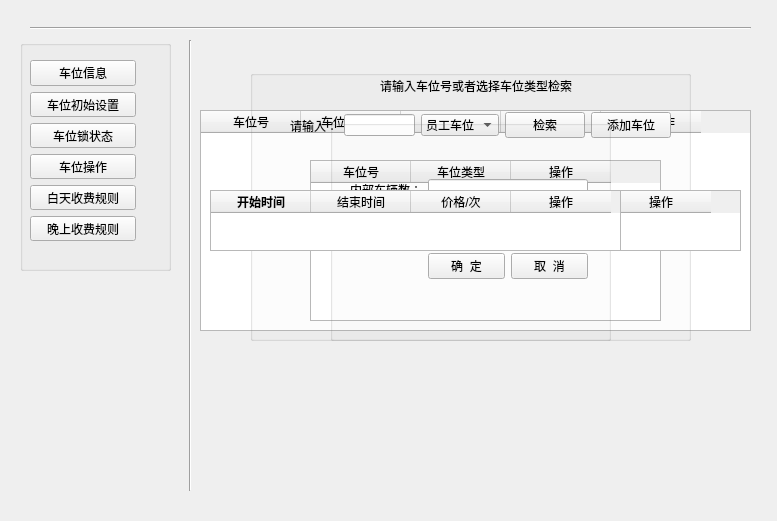
This is Python_tensorflow_LicensePlate/front/seatManage.ui in handsomeyaqiang/plate_number_of_company_parking_lot as Qt 5 draws it before an edit. The edited form follows.
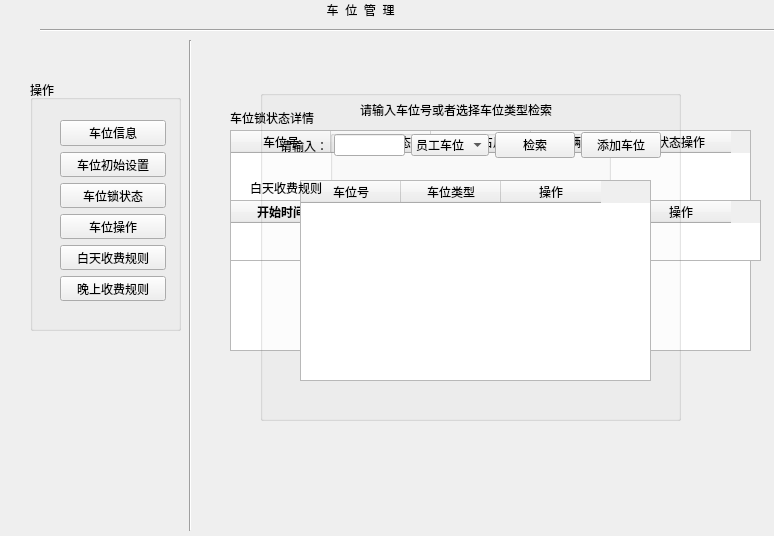
This is the edited form.

Commit message: 修改了车位管理的布局，设置了新的背景，美化了按钮，车位收费和车位锁状态 添加了引导的标签，设置了新的图标

The edit to the form file:
```diff
--- a/Python_tensorflow_LicensePlate/front/seatManage.ui
+++ b/Python_tensorflow_LicensePlate/front/seatManage.ui
@@ -6,8 +6,8 @@
    <rect>
     <x>0</x>
     <y>0</y>
-    <width>777</width>
-    <height>521</height>
+    <width>774</width>
+    <height>536</height>
    </rect>
   </property>
   <property name="windowTitle">
@@ -16,10 +16,10 @@
   <widget class="Line" name="line">
    <property name="geometry">
     <rect>
-     <x>30</x>
+     <x>40</x>
      <y>20</y>
-     <width>721</width>
-     <height>16</height>
+     <width>751</width>
+     <height>20</height>
     </rect>
    </property>
    <property name="orientation">
@@ -32,7 +32,7 @@
      <x>180</x>
      <y>40</y>
      <width>20</width>
-     <height>451</height>
+     <height>491</height>
     </rect>
    </property>
    <property name="orientation">
@@ -42,20 +42,20 @@
   <widget class="QGroupBox" name="groupBox">
    <property name="geometry">
     <rect>
-     <x>20</x>
-     <y>40</y>
+     <x>30</x>
+     <y>80</y>
      <width>151</width>
-     <height>231</height>
+     <height>251</height>
     </rect>
    </property>
    <property name="title">
-    <string/>
+    <string>操作</string>
    </property>
    <widget class="QWidget" name="verticalLayoutWidget">
     <property name="geometry">
      <rect>
-      <x>10</x>
-      <y>20</y>
+      <x>30</x>
+      <y>40</y>
       <width>106</width>
       <height>181</height>
      </rect>
@@ -110,9 +110,9 @@
    <property name="geometry">
     <rect>
      <x>190</x>
-     <y>30</y>
-     <width>561</width>
-     <height>481</height>
+     <y>60</y>
+     <width>601</width>
+     <height>351</height>
     </rect>
    </property>
    <property name="text">
@@ -122,9 +122,9 @@
   <widget class="QTableWidget" name="tableWidget_3">
    <property name="geometry">
     <rect>
-     <x>200</x>
-     <y>110</y>
-     <width>551</width>
+     <x>230</x>
+     <y>130</y>
+     <width>521</width>
      <height>221</height>
     </rect>
    </property>
@@ -157,8 +157,8 @@
   <widget class="QTableWidget" name="tableWidget_2">
    <property name="geometry">
     <rect>
-     <x>320</x>
-     <y>170</y>
+     <x>340</x>
+     <y>190</y>
      <width>301</width>
      <height>91</height>
     </rect>
@@ -189,112 +189,11 @@
     </property>
    </item>
   </widget>
-  <widget class="QGroupBox" name="groupBox_2">
-   <property name="geometry">
-    <rect>
-     <x>250</x>
-     <y>70</y>
-     <width>441</width>
-     <height>271</height>
-    </rect>
-   </property>
-   <property name="title">
-    <string/>
-   </property>
-   <widget class="QTableWidget" name="tableWidget_4">
-    <property name="geometry">
-     <rect>
-      <x>60</x>
-      <y>90</y>
-      <width>351</width>
-      <height>161</height>
-     </rect>
-    </property>
-    <column>
-     <property name="text">
-      <string>车位号</string>
-     </property>
-    </column>
-    <column>
-     <property name="text">
-      <string>车位类型</string>
-     </property>
-    </column>
-    <column>
-     <property name="text">
-      <string>操作</string>
-     </property>
-    </column>
-   </widget>
-   <widget class="QWidget" name="horizontalLayoutWidget_3">
-    <property name="geometry">
-     <rect>
-      <x>40</x>
-      <y>40</y>
-      <width>381</width>
-      <height>31</height>
-     </rect>
-    </property>
-    <layout class="QHBoxLayout" name="horizontalLayout_3">
-     <item>
-      <widget class="QLabel" name="label_5">
-       <property name="text">
-        <string>请输入：</string>
-       </property>
-      </widget>
-     </item>
-     <item>
-      <widget class="QLineEdit" name="lineEdit_4"/>
-     </item>
-     <item>
-      <widget class="QComboBox" name="comboBox">
-       <item>
-        <property name="text">
-         <string>员工车位</string>
-        </property>
-       </item>
-       <item>
-        <property name="text">
-         <string>临时车位</string>
-        </property>
-       </item>
-      </widget>
-     </item>
-     <item>
-      <widget class="QPushButton" name="pushButton_8">
-       <property name="text">
-        <string>检索</string>
-       </property>
-      </widget>
-     </item>
-     <item>
-      <widget class="QPushButton" name="pushButton_7">
-       <property name="text">
-        <string>添加车位</string>
-       </property>
-      </widget>
-     </item>
-    </layout>
-   </widget>
-   <widget class="QLabel" name="label_2">
-    <property name="geometry">
-     <rect>
-      <x>130</x>
-      <y>6</y>
-      <width>231</width>
-      <height>20</height>
-     </rect>
-    </property>
-    <property name="text">
-     <string>请输入车位号或者选择车位类型检索</string>
-    </property>
-   </widget>
-  </widget>
   <widget class="QGroupBox" name="groupBox_3">
    <property name="geometry">
     <rect>
      <x>330</x>
-     <y>120</y>
+     <y>130</y>
      <width>281</width>
      <height>221</height>
     </rect>
@@ -356,8 +255,8 @@
   <widget class="QTableWidget" name="tableWidget">
    <property name="geometry">
     <rect>
-     <x>210</x>
-     <y>190</y>
+     <x>230</x>
+     <y>200</y>
      <width>531</width>
      <height>61</height>
     </rect>
@@ -391,8 +290,8 @@
   <widget class="QTableWidget" name="tableWidget_5">
    <property name="geometry">
     <rect>
-     <x>210</x>
-     <y>190</y>
+     <x>230</x>
+     <y>200</y>
      <width>411</width>
      <height>61</height>
     </rect>
@@ -431,6 +330,159 @@
     </property>
    </column>
   </widget>
+  <widget class="QLabel" name="label_6">
+   <property name="geometry">
+    <rect>
+     <x>290</x>
+     <y>10</y>
+     <width>54</width>
+     <height>12</height>
+    </rect>
+   </property>
+   <property name="text">
+    <string/>
+   </property>
+  </widget>
+  <widget class="QLabel" name="label_7">
+   <property name="geometry">
+    <rect>
+     <x>300</x>
+     <y>0</y>
+     <width>231</width>
+     <height>20</height>
+    </rect>
+   </property>
+   <property name="text">
+    <string>        车  位  管  理</string>
+   </property>
+  </widget>
+  <widget class="QGroupBox" name="groupBox_2">
+   <property name="geometry">
+    <rect>
+     <x>260</x>
+     <y>90</y>
+     <width>421</width>
+     <height>331</height>
+    </rect>
+   </property>
+   <property name="title">
+    <string/>
+   </property>
+   <widget class="QWidget" name="horizontalLayoutWidget_3">
+    <property name="geometry">
+     <rect>
+      <x>20</x>
+      <y>40</y>
+      <width>381</width>
+      <height>31</height>
+     </rect>
+    </property>
+    <layout class="QHBoxLayout" name="horizontalLayout_3">
+     <item>
+      <widget class="QLabel" name="label_5">
+       <property name="text">
+        <string>请输入：</string>
+       </property>
+      </widget>
+     </item>
+     <item>
+      <widget class="QLineEdit" name="lineEdit_4"/>
+     </item>
+     <item>
+      <widget class="QComboBox" name="comboBox">
+       <item>
+        <property name="text">
+         <string>员工车位</string>
+        </property>
+       </item>
+       <item>
+        <property name="text">
+         <string>临时车位</string>
+        </property>
+       </item>
+      </widget>
+     </item>
+     <item>
+      <widget class="QPushButton" name="pushButton_8">
+       <property name="text">
+        <string>检索</string>
+       </property>
+      </widget>
+     </item>
+     <item>
+      <widget class="QPushButton" name="pushButton_7">
+       <property name="text">
+        <string>添加车位</string>
+       </property>
+      </widget>
+     </item>
+    </layout>
+   </widget>
+   <widget class="QLabel" name="label_2">
+    <property name="geometry">
+     <rect>
+      <x>100</x>
+      <y>10</y>
+      <width>231</width>
+      <height>20</height>
+     </rect>
+    </property>
+    <property name="text">
+     <string>请输入车位号或者选择车位类型检索</string>
+    </property>
+   </widget>
+   <widget class="QTableWidget" name="tableWidget_4">
+    <property name="geometry">
+     <rect>
+      <x>40</x>
+      <y>90</y>
+      <width>351</width>
+      <height>201</height>
+     </rect>
+    </property>
+    <column>
+     <property name="text">
+      <string>车位号</string>
+     </property>
+    </column>
+    <column>
+     <property name="text">
+      <string>车位类型</string>
+     </property>
+    </column>
+    <column>
+     <property name="text">
+      <string>操作</string>
+     </property>
+    </column>
+   </widget>
+  </widget>
+  <widget class="QLabel" name="label_8">
+   <property name="geometry">
+    <rect>
+     <x>250</x>
+     <y>180</y>
+     <width>91</width>
+     <height>16</height>
+    </rect>
+   </property>
+   <property name="text">
+    <string>白天收费规则</string>
+   </property>
+  </widget>
+  <widget class="QLabel" name="label_9">
+   <property name="geometry">
+    <rect>
+     <x>230</x>
+     <y>110</y>
+     <width>111</width>
+     <height>16</height>
+    </rect>
+   </property>
+   <property name="text">
+    <string>车位锁状态详情</string>
+   </property>
+  </widget>
  </widget>
  <resources/>
  <connections/>
```
Left out of the diff: 2 changed lines with no effect on the pictures. The commit also changes 3 other files.
